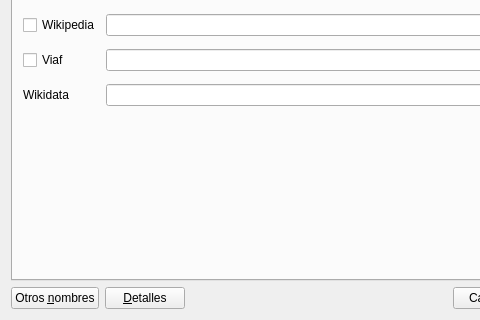
rogorido/qtpredicadores, file gui/dlgnuevapersona.ui: the form before one commit; both pictures show x 0 to 480 and y 177 to 497 of the 630 by 497 pixel window.
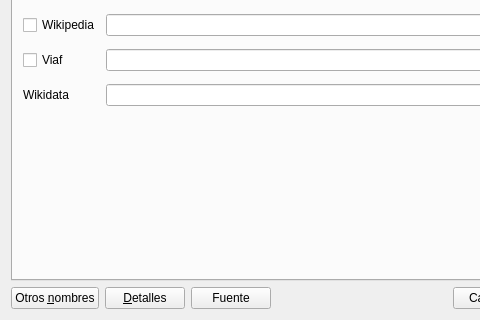
The form after the commit. Icons and pictures are not drawn.

Commit message: Fuentes en dlgNuevaPersona

```diff
--- a/gui/dlgnuevapersona.ui
+++ b/gui/dlgnuevapersona.ui
@@ -233,6 +233,13 @@
        </property>
       </widget>
      </item>
+     <item>
+      <widget class="QPushButton" name="btFuente">
+       <property name="text">
+        <string>Fuente</string>
+       </property>
+      </widget>
+     </item>
      <item>
       <spacer name="horizontalSpacer">
        <property name="orientation">
```
The commit also changes 5 other files.
